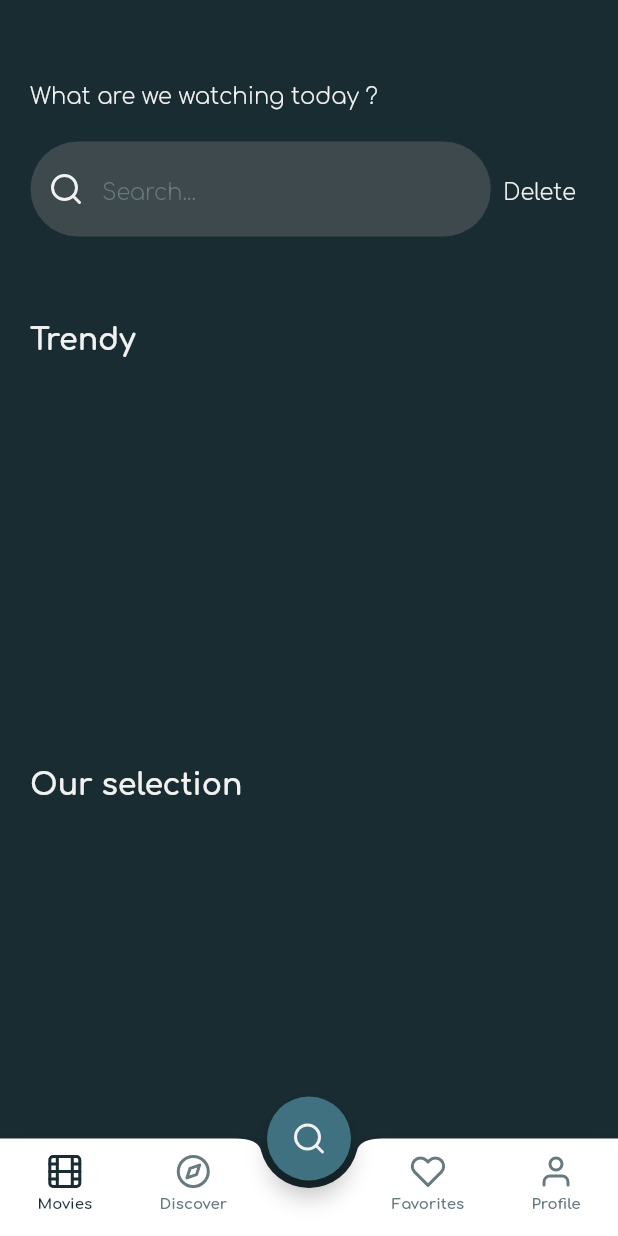
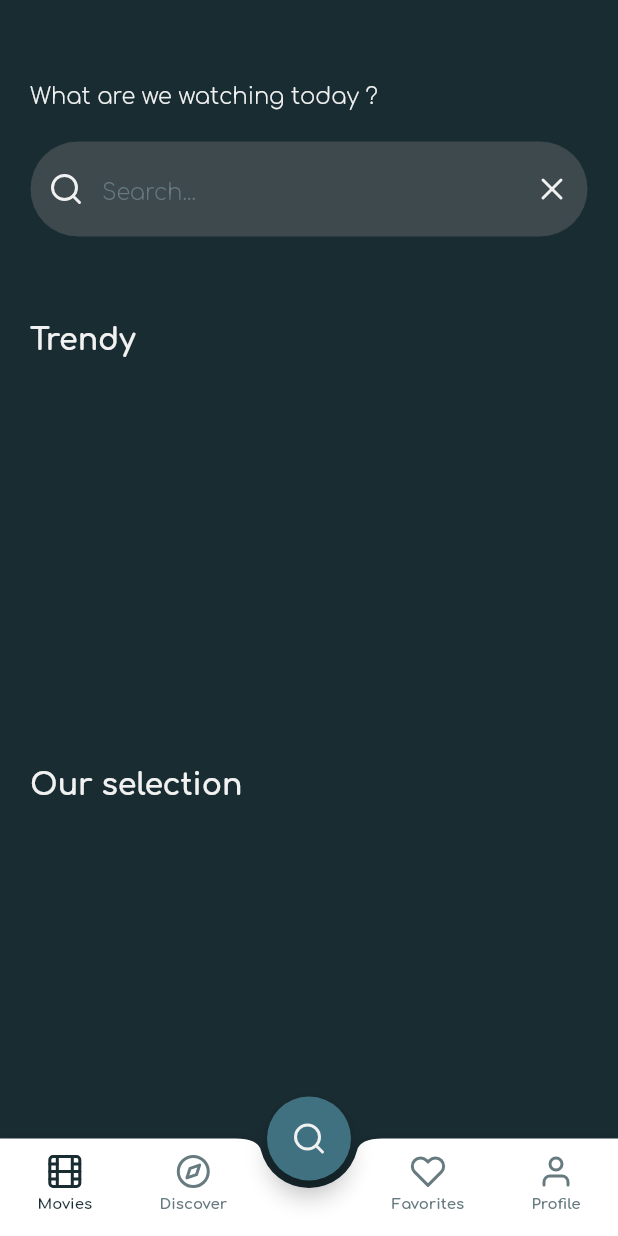
Before and after one commit to Vavart/cineflix, a Flutter app: the screen it shows after launch, on a phone screen of 412 x 824 dp. Run offline on Flutter 3.47's test engine with Material 2 defaults, Android fonts, the phone set to English and light mode, and no system bars; our stand-ins replace feather_icons, flutter_dotenv, share_plus, shared_preferences; statements that could not run were skipped.

Commit message:
Made the searchbar better : it works

```diff
--- a/lib/pages/movies.dart
+++ b/lib/pages/movies.dart
@@ -4,7 +4,6 @@ import 'package:shared_preferences/shared_preferences.dart';
 
 // Styles imports
 import 'package:cineflix/styles/base.dart';
-import 'package:cineflix/styles/search.dart';
 import 'package:cineflix/styles/movies.dart';
 import 'package:feather_icons/feather_icons.dart';
 
@@ -98,6 +97,21 @@ class MoviesState extends State<Movies> {
     setState(() => selectedMovies = selectedMoviesFromAPI);
   }
 
+  // Navigation methods
+  void _navigationToMovieDetail(BuildContext context, int index) {
+    Navigator.push(context,
+        MaterialPageRoute(builder: (context) => MovieDetail(movieID: index)));
+  }
+
+  void _navigationToSearchedMovies(BuildContext context) {
+    Navigator.push(
+        context,
+        MaterialPageRoute(
+            builder: (context) => Search(
+                  searchQuery: searchBarField.text,
+                )));
+  }
+
   @override
   Widget build(BuildContext context) {
     if (_isLoading) {
@@ -167,17 +181,55 @@ class MoviesState extends State<Movies> {
                 onSubmitted: (value) => {
                       if (value.isNotEmpty) _navigationToSearchedMovies(context)
                     }, // Check if the search bar is not empty to navigate to the searched movies page
-              decoration: SearchStyles.searchBar),
+                decoration: InputDecoration(
+                    // Icon
+                    prefixIcon: IconButton(
+                      icon: const Icon(FeatherIcons.search),
+                      color: BaseStyles.white,
+                      onPressed: () => _navigationToSearchedMovies(context),
+                    ),
+                    prefixIconColor: BaseStyles.white,
+
+                    // Placeholder
+                    hintText: "Search...",
+                    hintStyle: BaseStyles.placeholder,
+
+                    // Content padding
+                    contentPadding: const EdgeInsets.symmetric(
+                        vertical: BaseStyles.spacing_3,
+                        horizontal: BaseStyles.spacing_3),
+
+                    // No border
+                    border: OutlineInputBorder(
+                      borderSide:
+                          BorderSide(color: BaseStyles.primaryColor, width: 0),
+                      borderRadius: const BorderRadius.all(
+                          Radius.circular(BaseStyles.spacing_10)),
                     ),
 
-        // Delete the search bar text field content
-        TextButton(
-          onPressed: clearSearchBar,
-          child: Text(
-            "Delete",
-            style: BaseStyles.text,
+                    // No border
+                    enabledBorder: OutlineInputBorder(
+                      borderSide:
+                          BorderSide(color: BaseStyles.primaryColor, width: 0),
+                      borderRadius: const BorderRadius.all(
+                          Radius.circular(BaseStyles.spacing_10)),
                     ),
-        )
+
+                    // But focus border
+                    focusedBorder: OutlineInputBorder(
+                      borderSide:
+                          BorderSide(color: BaseStyles.white, width: 2.0),
+                      borderRadius: const BorderRadius.all(
+                          Radius.circular(BaseStyles.spacing_10)),
+                    ),
+
+                    // Filled + fillColor
+                    filled: true,
+                    fillColor: BaseStyles.darkShade_1,
+                    suffixIcon: IconButton(
+                        icon: const Icon(FeatherIcons.x),
+                        color: BaseStyles.white,
+                        onPressed: clearSearchBar)))),
       ]),
     );
   }
@@ -462,19 +514,4 @@ class MoviesState extends State<Movies> {
       ),
     );
   }
-
-  // Navigation methods
-  void _navigationToMovieDetail(BuildContext context, int index) {
-    Navigator.push(context,
-        MaterialPageRoute(builder: (context) => MovieDetail(movieID: index)));
 }
-
-  void _navigationToSearchedMovies(BuildContext context) {
-    Navigator.push(
-        context,
-        MaterialPageRoute(
-            builder: (context) => Search(
-                  searchQuery: searchBarField.text,
-                )));
-  }
-}
--- a/lib/styles/search.dart
+++ /dev/null
@@ -1,50 +0,0 @@
-// Basic imports
-import 'package:feather_icons/feather_icons.dart';
-import 'package:flutter/material.dart';
-
-// Styles imports
-import 'package:cineflix/styles/base.dart';
-
-class SearchStyles {
-  // Text field decoration
-  static InputDecoration searchBar = InputDecoration(
-    // Icon
-    prefixIcon: const Icon(FeatherIcons.search),
-    prefixIconColor: BaseStyles.white,
-
-    // Placeholder
-    hintText: "Search...",
-    hintStyle: BaseStyles.placeholder,
-
-    // Content padding
-    contentPadding: const EdgeInsets.symmetric(
-        vertical: BaseStyles.spacing_3, horizontal: BaseStyles.spacing_3),
-
-    // No border
-    border: OutlineInputBorder(
-      borderSide: BorderSide(color: BaseStyles.primaryColor, width: 0),
-      borderRadius:
-          const BorderRadius.all(Radius.circular(BaseStyles.spacing_10)),
-    ),
-
-    // No border
-    enabledBorder: OutlineInputBorder(
-      borderSide: BorderSide(color: BaseStyles.primaryColor, width: 0),
-      borderRadius:
-          const BorderRadius.all(Radius.circular(BaseStyles.spacing_10)),
-    ),
-
-    // But focus border
-    focusedBorder: OutlineInputBorder(
-      borderSide: BorderSide(color: BaseStyles.white, width: 2.0),
-      borderRadius:
-          const BorderRadius.all(Radius.circular(BaseStyles.spacing_10)),
-    ),
-
-    // Filled + fillColor
-    filled: true,
-    fillColor: BaseStyles.darkShade_1,
-
-
-  );
-}
--- a/pubspec.yaml
+++ b/pubspec.yaml
@@ -27,8 +27,7 @@ dev_dependencies:
   json_serializable: ^6.6.1
 
 flutter_native_splash:
-  # color: "#192C32"
-  background_image: assets/splashscreen/splashscreen.png
+  image: assets/splashscreen/splashscreen.png
   android: true
   ios: true
 
```
Also changed, not shown: lib/pages/search.dart (+52 -11 lines). Lines whose indentation alone changed are shown as unchanged.
